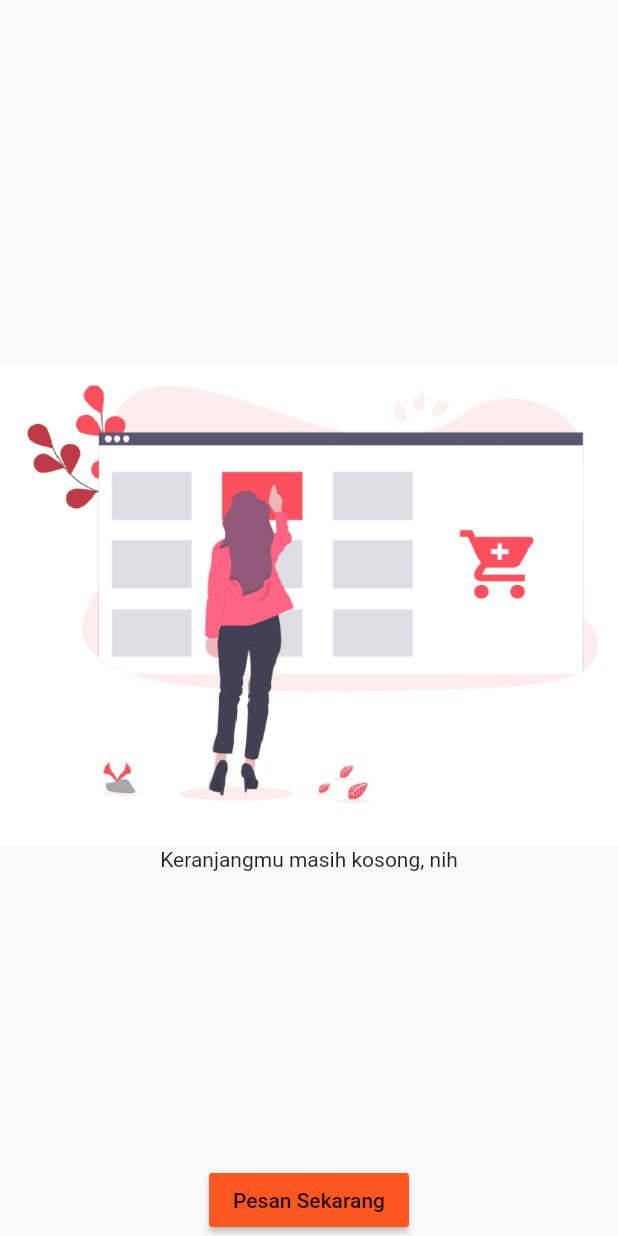
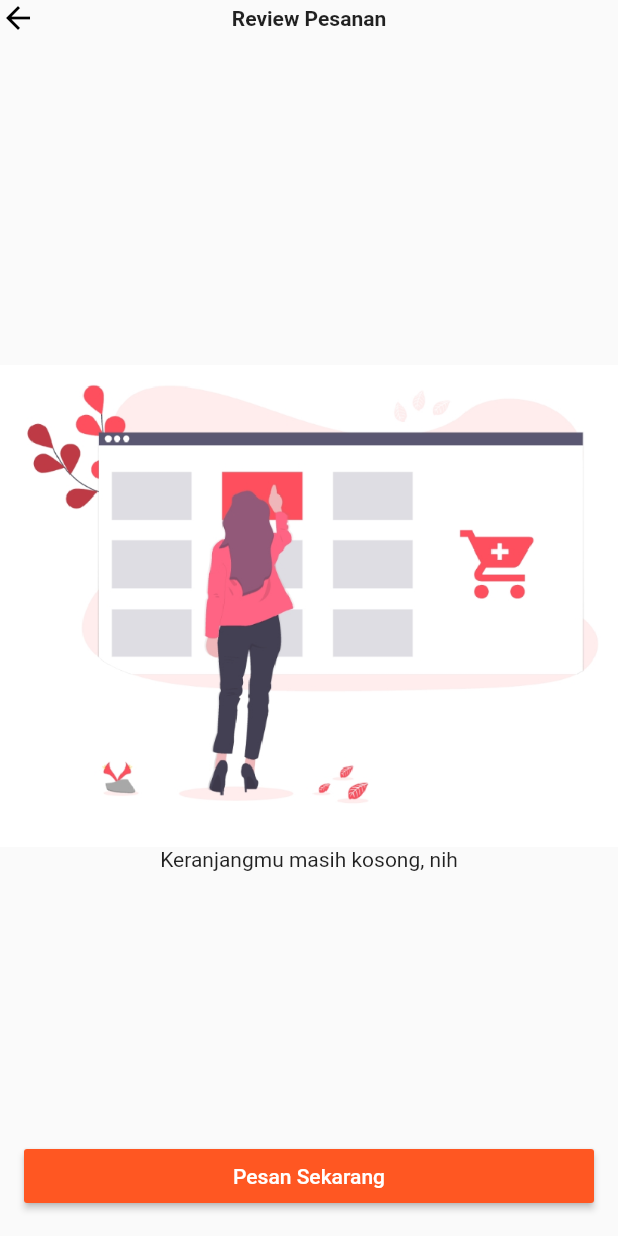
Before and after one commit to jonbonto/64816b644f3f9671d45bc954e7de704ddc3e5d17, a Flutter app: the CartPage screen opened directly, on a phone screen of 412 x 824 dp. Run offline on Flutter 3.47's test engine with Material 2 defaults, Android fonts, the phone set to English and light mode, and no system bars; our stand-ins replace equatable, flutter_spinkit, material_design_icons_flutter; network calls fail.

```diff
--- a/lib/ui/pages/cart_page.dart
+++ b/lib/ui/pages/cart_page.dart
@@ -8,36 +8,7 @@ class CartPage extends StatefulWidget {
 class _CartPageState extends State<CartPage> {
   @override
   Widget build(BuildContext context) {
-    if (cart.products.length == 0)
-      return Scaffold(
-        body: Stack(
-          children: [
-            Center(
-              child: Column(
-                mainAxisAlignment: MainAxisAlignment.center,
-                children: [
-                  SizedBox(
-                    child: Image.asset(
-                      'assets/cart_empty.png',
-                      fit: BoxFit.cover,
-                    ),
-                  ),
-                  Text('Keranjangmu masih kosong, nih')
-                ],
-              ),
-            ),
-            Align(
-              alignment: Alignment.bottomCenter,
-              child: RaisedButton(
-                color: Colors.deepOrange,
-                child: Text('Pesan Sekarang'),
-                onPressed: () => Navigator.of(context)
-                    .push(MaterialPageRoute(builder: (_) => ProductListPage())),
-              ),
-            ),
-          ],
-        ),
-      );
+    if (cart.products.length == 0) return CartPageEmpty();
 
     return Scaffold(
       body: Stack(
@@ -46,7 +17,15 @@ class _CartPageState extends State<CartPage> {
             child: Padding(
               padding: const EdgeInsets.all(defaultMargin),
               child: Column(
+                crossAxisAlignment: CrossAxisAlignment.start,
                 children: [
+                  Text(
+                    'Review Pesanan',
+                    style: TextStyle(fontSize: 24),
+                  ),
+                  SizedBox(
+                    height: defaultMargin,
+                  ),
                   Row(
                     mainAxisAlignment: MainAxisAlignment.spaceBetween,
                     children: [
@@ -102,3 +81,78 @@ class _CartPageState extends State<CartPage> {
     );
   }
 }
+
+class CartPageEmpty extends StatelessWidget {
+  const CartPageEmpty({
+    Key key,
+  }) : super(key: key);
+
+  @override
+  Widget build(BuildContext context) {
+    return Scaffold(
+      body: Stack(
+        children: [
+          SafeArea(
+            child: Container(
+              height: 24,
+              child: Stack(
+                children: [
+                  Align(
+                    alignment: Alignment.topLeft,
+                    child: GestureDetector(
+                      onTap: null,
+                      child: Icon(
+                        Icons.arrow_back,
+                        color: Colors.black,
+                      ),
+                    ),
+                  ),
+                  Center(
+                    child: Text(
+                      "Review Pesanan",
+                      style: TextStyle(fontWeight: FontWeight.bold),
+                    ),
+                  ),
+                ],
+              ),
+            ),
+          ),
+          Center(
+            child: Column(
+              mainAxisAlignment: MainAxisAlignment.center,
+              children: [
+                SizedBox(
+                  child: Image.asset(
+                    'assets/cart_empty.png',
+                    fit: BoxFit.cover,
+                  ),
+                ),
+                Text('Keranjangmu masih kosong, nih')
+              ],
+            ),
+          ),
+          Align(
+            alignment: Alignment.bottomCenter,
+            child: Padding(
+              padding: const EdgeInsets.all(defaultMargin),
+              child: RaisedButton(
+                color: Colors.deepOrange,
+                child: Row(
+                  mainAxisAlignment: MainAxisAlignment.center,
+                  children: [
+                    Text(
+                      'Pesan Sekarang',
+                      style: TextStyle(color: Colors.white),
+                    ),
+                  ],
+                ),
+                onPressed: () => Navigator.of(context)
+                    .push(MaterialPageRoute(builder: (_) => ProductListPage())),
+              ),
+            ),
+          ),
+        ],
+      ),
+    );
+  }
+}
```
Also changed, not shown: lib/ui/pages/product_list_page.dart (+88 -10 lines).
